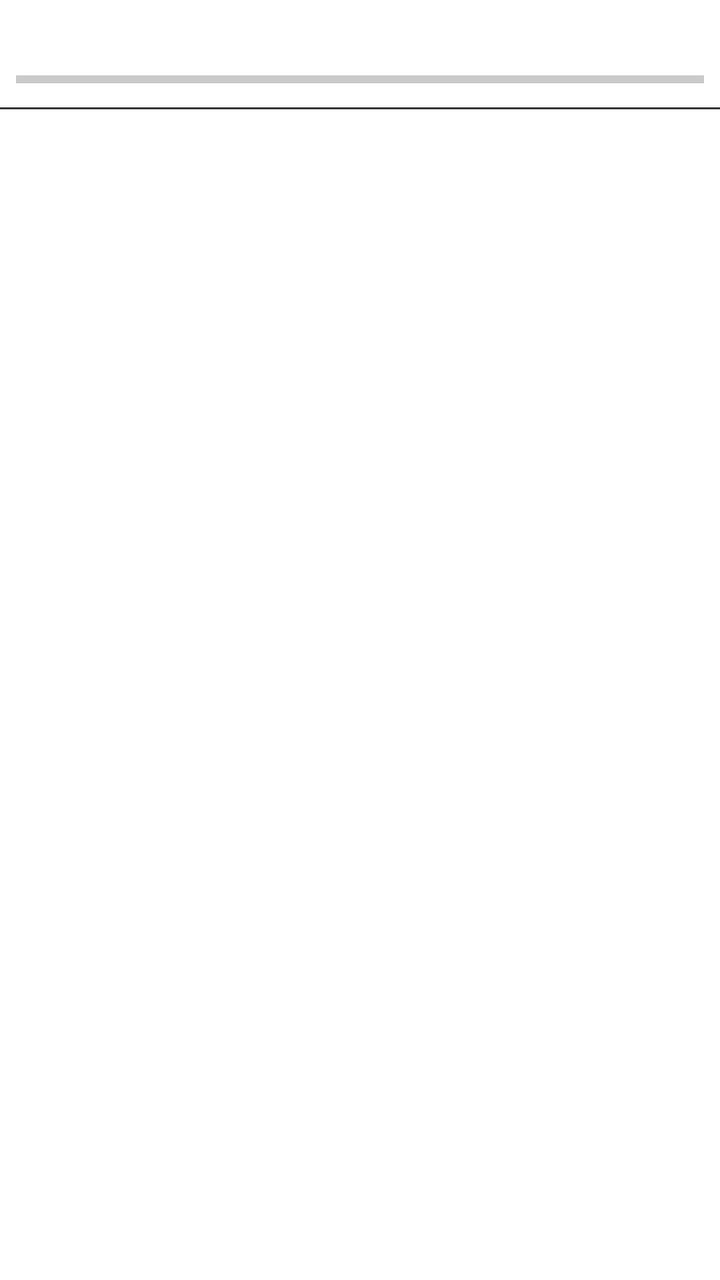
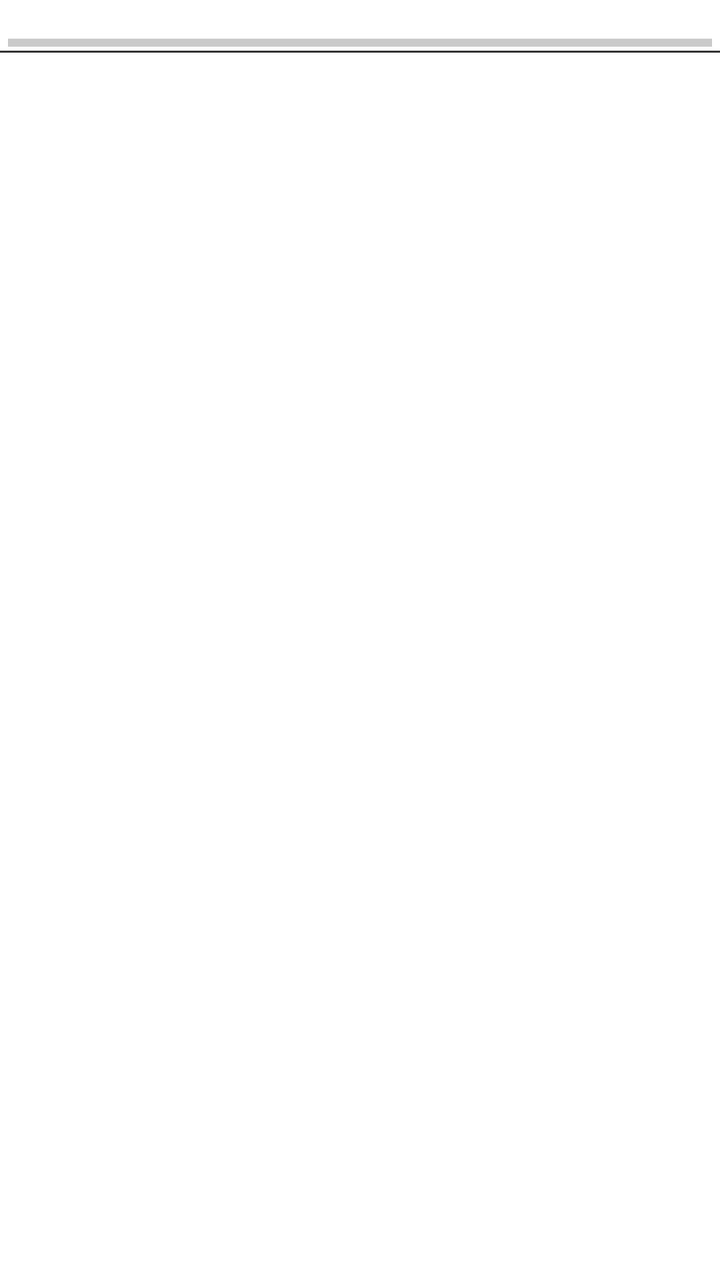

Screens rendered from an Android XML layout before and after an edit, with the pre-edit source and the edit as a unified diff.
<!-- AndroidManifest.xml: fallback theme Theme.MaterialComponents.DayNight.NoActionBar -->
<!-- res/layout/state_row.xml -->
<?xml version="1.0" encoding="utf-8"?>
<LinearLayout xmlns:android="http://schemas.android.com/apk/res/android"
    android:id="@+id/ui_state_row"
    android:layout_width="match_parent"
    android:layout_height="wrap_content"
    android:orientation="vertical"
    android:paddingTop="8dp"
    android:paddingBottom="8dp">

    <LinearLayout
        android:layout_width="match_parent"
        android:layout_height="wrap_content"
        android:orientation="horizontal"
        android:paddingStart="8dp"
        android:paddingEnd="8dp">

        
        <TextView
            android:id="@+id/ui_freq_text"
            android:layout_width="0dp"
            android:layout_height="wrap_content"
            android:layout_weight="1"
            android:textColor="#FFFFFF"
            android:textSize="16sp"
            android:textStyle="bold" />

        <TextView
            android:id="@+id/ui_duration_text"
            android:layout_width="wrap_content"
            android:layout_height="wrap_content"
            android:gravity="end"
            android:textColor="#E0E0E0"
            android:textSize="16sp"
            android:layout_marginEnd="16dp" />

        <TextView
            android:id="@+id/ui_percentage_text"
            android:layout_width="60dp"
            android:layout_height="wrap_content"
            android:gravity="end"
            android:textColor="#90CAF9"
            android:textSize="16sp"
            android:textStyle="bold" />

    </LinearLayout>

    
    <ProgressBar
        android:id="@+id/ui_bar"
        style="?android:attr/progressBarStyleHorizontal"
        android:layout_width="match_parent"
        android:layout_height="12dp"
        android:layout_marginTop="4dp"
        android:layout_marginStart="8dp"
        android:layout_marginEnd="8dp"
        android:max="100"
        android:progressTint="#42A5F5"
        android:progressBackgroundTint="#333333" />

    
    <View
        android:layout_width="match_parent"
        android:layout_height="1dp"
        android:layout_marginTop="8dp"
        android:background="#333333" />

</LinearLayout>
<!-- resources referenced by this layout -->
<resources>

</resources>

<!-- the commit's change to res/layout/state_row.xml (unified diff, before → after) -->
@@ -4,24 +4,23 @@
     android:layout_width="match_parent"
     android:layout_height="wrap_content"
     android:orientation="vertical"
-    android:paddingTop="8dp"
-    android:paddingBottom="8dp">
+    android:paddingTop="2dp"
+    android:paddingBottom="2dp">
 
     <LinearLayout
         android:layout_width="match_parent"
         android:layout_height="wrap_content"
         android:orientation="horizontal"
-        android:paddingStart="8dp"
-        android:paddingEnd="8dp">
+        android:paddingStart="4dp"
+        android:paddingEnd="4dp">
 
-        
         <TextView
             android:id="@+id/ui_freq_text"
             android:layout_width="0dp"
             android:layout_height="wrap_content"
             android:layout_weight="1"
             android:textColor="#FFFFFF"
-            android:textSize="16sp"
+            android:textSize="12sp"
             android:textStyle="bold" />
 
         <TextView
@@ -30,16 +29,16 @@
             android:layout_height="wrap_content"
             android:gravity="end"
             android:textColor="#E0E0E0"
-            android:textSize="16sp"
-            android:layout_marginEnd="16dp" />
+            android:textSize="12sp"
+            android:layout_marginEnd="8dp" />
 
         <TextView
             android:id="@+id/ui_percentage_text"
-            android:layout_width="60dp"
+            android:layout_width="40dp"
             android:layout_height="wrap_content"
             android:gravity="end"
             android:textColor="#90CAF9"
-            android:textSize="16sp"
+            android:textSize="12sp"
             android:textStyle="bold" />
 
     </LinearLayout>
@@ -49,19 +48,18 @@
         android:id="@+id/ui_bar"
         style="?android:attr/progressBarStyleHorizontal"
         android:layout_width="match_parent"
-        android:layout_height="12dp"
-        android:layout_marginTop="4dp"
-        android:layout_marginStart="8dp"
-        android:layout_marginEnd="8dp"
+        android:layout_height="4dp"
+        android:layout_marginTop="1dp"
+        android:layout_marginStart="4dp"
+        android:layout_marginEnd="4dp"
         android:max="100"
         android:progressTint="#42A5F5"
         android:progressBackgroundTint="#333333" />
 
-    
     <View
         android:layout_width="match_parent"
         android:layout_height="1dp"
-        android:layout_marginTop="8dp"
+        android:layout_marginTop="2dp"
         android:background="#333333" />
 
 </LinearLayout>
